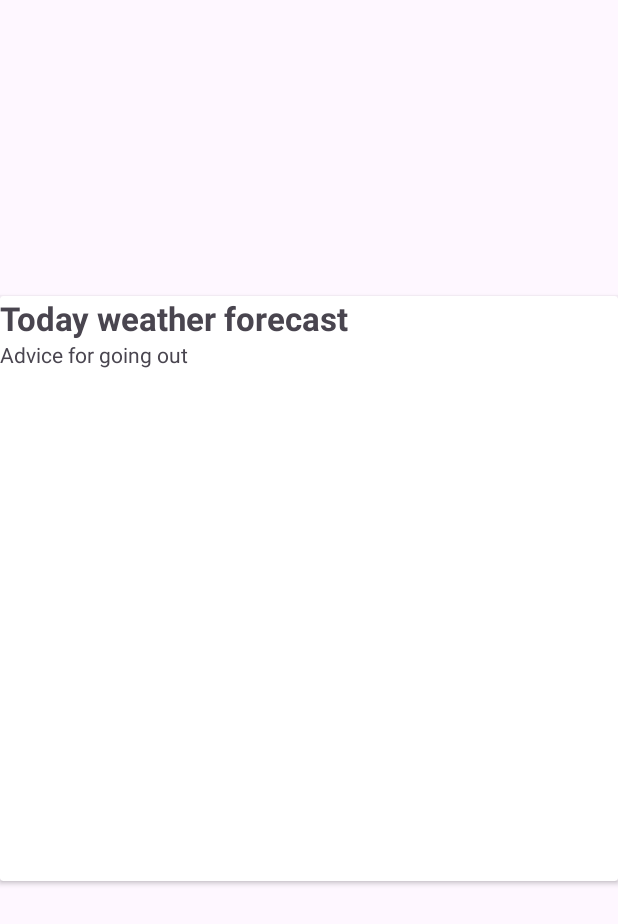
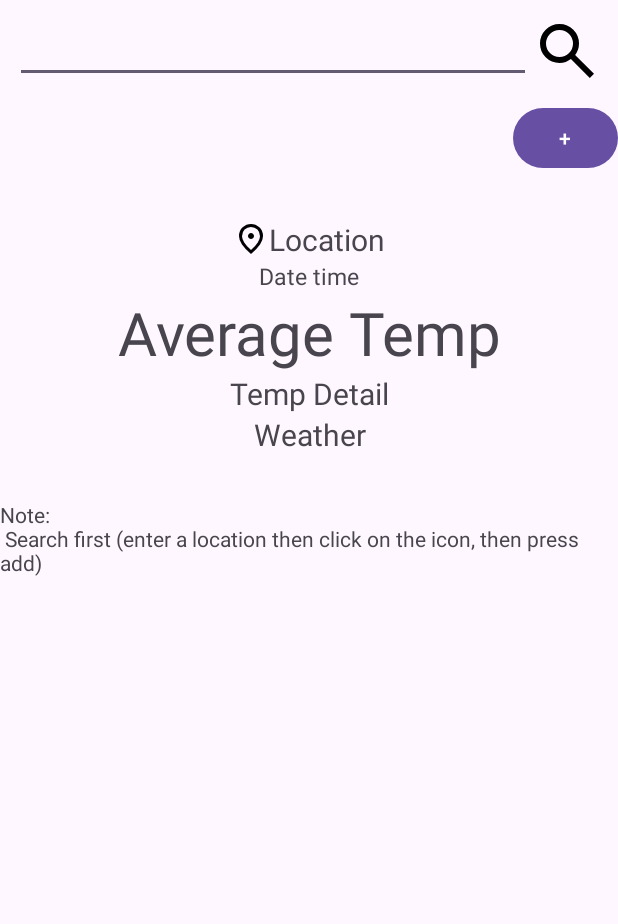
Before and after one commit to LapisAquamarin/Weather_Project, an Android app: the screen it shows after launch (MainActivity before the commit, search_location after it), on a phone screen of 412 x 824 dp. Shown: the top 924 px of the screen. Run offline under Robolectric (Android 15) with nearby library versions, the phone set to English and light mode, and no system bars; our stand-ins replace Volley; network calls fail.

Commit message:
Basic search & save location

```diff
--- a/app/build.gradle
+++ b/app/build.gradle
@@ -29,7 +29,8 @@ android {
 }
 
 dependencies {
-
+    implementation 'com.google.code.gson:gson:2.8.9'
+    implementation 'org.apache.commons:commons-io:1.3.2'
     implementation 'androidx.appcompat:appcompat:1.6.1'
     implementation 'com.google.android.material:material:1.5.0'
     implementation 'androidx.constraintlayout:constraintlayout:2.1.4'
--- /dev/null
+++ b/app/src/main/java/com/mobile/weatherproject3/search_location.java
@@ -0,0 +1,288 @@
+package com.mobile.weatherproject3;
+
+import android.annotation.SuppressLint;
+import android.content.Intent;
+import android.os.Bundle;
+import android.view.View;
+import android.widget.Button;
+import android.widget.EditText;
+import android.widget.FrameLayout;
+import android.widget.ImageView;
+import android.widget.TextView;
+import android.widget.Toast;
+
+import androidx.appcompat.app.AppCompatActivity;
+
+import com.android.volley.Request;
+import com.android.volley.RequestQueue;
+import com.android.volley.Response;
+import com.android.volley.VolleyError;
+import com.android.volley.toolbox.StringRequest;
+import com.android.volley.toolbox.Volley;
+import com.mobile.weatherproject3.Control.MainActivity;
+import com.mobile.weatherproject3.Model.Weather;
+
+import org.json.JSONArray;
+import org.json.JSONException;
+import org.json.JSONObject;
+
+import java.io.BufferedReader;
+import java.io.BufferedWriter;
+import java.io.File;
+import java.io.FileInputStream;
+import java.io.FileOutputStream;
+import java.io.IOException;
+import java.io.InputStreamReader;
+import java.io.OutputStreamWriter;
+import java.util.ArrayList;
+
+public class search_location extends AppCompatActivity {
+
+    ImageView imgSearch;
+    EditText edtSearch;
+    TextView tvLocation_search, tvDateTime_search, tvAverageTemperature_search,
+            tvTemperatureDetail_search, tvWeather_search, tvTest;
+    FrameLayout fragmentSearch;
+    ArrayList<Weather> listWeather = new ArrayList<>();
+
+    ArrayList<String> lsSearchResult = new ArrayList<>();
+
+    String location = "Ho Chi Minh";
+
+    String fileName = "saved_locations.json";
+
+    private String url = "https://weather.visualcrossing" +
+            ".com/VisualCrossingWebServices/rest/services/timeline/" + location + "?unitGroup=metric" +
+            "&key=CFRUQ3SPBAF8YZFZM7NJ5MYWB&contentType=json";
+
+    Button btnSaveLocation;
+
+    @Override
+    protected void onCreate(Bundle savedInstanceState) {
+        super.onCreate(savedInstanceState);
+        setContentView(R.layout.activity_search_location);
+        addControls();
+        getDataWeather(url);
+        addEvents();
+    }
+    private void addControls(){
+        edtSearch = (EditText) findViewById(R.id.edtLocation);
+        tvLocation_search = (TextView) findViewById(R.id.tvLocation_search);
+        tvDateTime_search = (TextView) findViewById(R.id.tvDateTime_search);
+        tvAverageTemperature_search = (TextView) findViewById(R.id.tvAverageTemperature_search);
+        tvTemperatureDetail_search = (TextView) findViewById(R.id.tvTemperatureDetail_search);
+        tvWeather_search = (TextView) findViewById(R.id.tvWeather_search);
+        fragmentSearch = (FrameLayout) findViewById(R.id.fragmentSearch);
+        btnSaveLocation = (Button) findViewById(R.id.btnSaveLocation);
+        imgSearch = (ImageView) findViewById(R.id.imgSearch);
+        tvTest = (TextView) findViewById(R.id.tvTest);
+    }
+    private void addEvents(){
+        edtSearch.setOnFocusChangeListener(new View.OnFocusChangeListener() {
+            @Override
+            public void onFocusChange(View v, boolean hasFocus) {
+                if (hasFocus){
+                    Toast.makeText(getApplicationContext(), "Has focus",Toast.LENGTH_LONG).show();
+//                    LinearLayout.LayoutParams lp =
+//                            new LinearLayout.LayoutParams(LinearLayout.LayoutParams.MATCH_PARENT,
+//                                    500);
+//                    LayoutTransition layoutTransition = new LayoutTransition();
+//                    layoutTransition.setDuration(10000);
+//                    layoutTransition.setInterpolator(LayoutTransition.CHANGING,
+//                            new DecelerateInterpolator());
+//                    fragmentSearch.setLayoutTransition(layoutTransition);
+//                    fragmentSearch.setLayoutParams(lp);
+
+
+                } else {
+//                    LinearLayout.LayoutParams lp =
+//                            new LinearLayout.LayoutParams(LinearLayout.LayoutParams.MATCH_PARENT,
+//                                    0);
+//                    LayoutTransition layoutTransition = new LayoutTransition();
+//                    layoutTransition.setDuration(10000);
+//                    layoutTransition.setInterpolator(LayoutTransition.CHANGING,
+//                            new DecelerateInterpolator());
+//                    fragmentSearch.setLayoutTransition(layoutTransition);
+//                    fragmentSearch.setLayoutParams(lp);
+                    Toast.makeText(getApplicationContext(), "Lost focus",Toast.LENGTH_LONG).show();
+                }
+            }
+        });
+
+
+        imgSearch.setOnClickListener(new View.OnClickListener() {
+            @Override
+            public void onClick(View v) {
+
+                location = edtSearch.getText().toString();
+                url = "https://weather.visualcrossing" +
+                        ".com/VisualCrossingWebServices/rest/services/timeline/" + location + "?unitGroup=metric" +
+                        "&key=CFRUQ3SPBAF8YZFZM7NJ5MYWB&contentType=json";
+                getDataWeather(url);
+
+                edtSearch.clearFocus();
+
+//                String search_url = "https://api.locationiq.com/v1/autocomplete?key=pk" +
+//                        ".fb0180fcdfefb85427c278082fb48a28&q=" + location + "&limit=5";
+//                getSearchResult(search_url);
+//                loadFragment(new fragment_search());
+            }
+        });
+
+        btnSaveLocation.setOnClickListener(new View.OnClickListener() {
+            @Override
+            public void onClick(View v) {
+                addToFile(tvLocation_search.getText().toString());
+                Intent intent = new Intent(search_location.this, MainActivity.class);
+
+                intent.putExtra("location", edtSearch.getText());
+                startActivity(intent);
+                Toast.makeText(getApplicationContext(),
+                        "Location saved: " + tvLocation_search.getText().toString(),
+                        Toast.LENGTH_LONG).show();
+            }
+        });
+    }
+
+//    public void getSearchResult(String url) {
+//        RequestQueue requestQueue = Volley.newRequestQueue(search_location.this);
+//        StringRequest stringRequest = new StringRequest(Request.Method.GET, url, new Response.Listener<String>() {
+//            @Override
+//            public void onResponse(String response) {
+//                try {
+//                    parseJsonSearchData(response);
+//                } catch (JSONException e) {
+//                    throw new RuntimeException(e);
+//                }
+//            }
+//        }, new Response.ErrorListener() {
+//            @Override
+//            public void onErrorResponse(VolleyError error){
+//                Toast.makeText(search_location.this, "Error", Toast.LENGTH_LONG).show();
+//            }
+//        });
+//        requestQueue.add(stringRequest);
+//    }
+
+    public void getDataWeather(String url)
+    {
+        RequestQueue requestQueue = Volley.newRequestQueue(search_location.this);
+        StringRequest stringRequest = new StringRequest(Request.Method.GET, url, new Response.Listener<String>() {
+            @Override
+            public void onResponse(String response) {
+                try {
+                    parseJsonData(response);
+                } catch (JSONException e) {
+                    throw new RuntimeException(e);
+                }
+            }
+        }, new Response.ErrorListener() {
+            @Override
+            public void onErrorResponse(VolleyError error) {
+                Toast.makeText(search_location.this, "Error", Toast.LENGTH_LONG).show();
+            }
+        });
+        requestQueue.add(stringRequest);
+    }
+
+    @SuppressLint("SetTextI18n")
+    public void parseJsonData(String response) throws JSONException {
+        JSONObject weatherObject = new JSONObject(response);
+        Object weatherDays = weatherObject.get("days");
+        JSONArray daysArray = (JSONArray) weatherDays;
+        JSONObject weatherToday = daysArray.getJSONObject(0);
+        Weather weather = new Weather();
+        String cityName = weatherObject.getString("address");
+
+        weather.setCityName(cityName);
+        weather.setWeather(weatherToday.getString("conditions"));
+        weather.setTempature(weatherToday.getString("temp"));
+        listWeather.add(weather);
+
+        tvLocation_search.setText(cityName);
+        tvDateTime_search.setText(weatherToday.getString("datetime"));
+        tvAverageTemperature_search.setText(weatherToday.getString("temp"));
+        tvTemperatureDetail_search.setText(weatherToday.getString("tempmin") + " - " + weatherToday.getString("tempmax"));
+        tvWeather_search.setText(weatherToday.getString("conditions"));
+
+    }
+
+
+    public void writeToFile(JSONArray jsonArray) {
+        File file = new File(this.getFilesDir(), fileName);
+        try {
+            FileOutputStream fileOutputStream = new FileOutputStream(file);
+            BufferedWriter bufferedWriter = new BufferedWriter(new OutputStreamWriter(fileOutputStream));
+            bufferedWriter.write(jsonArray.toString());
+            bufferedWriter.close();
+        } catch (IOException e) {
+            e.printStackTrace();
+        }
+    }
+
+    public JSONArray readFromFile() {
+        File file = new File(this.getFilesDir(), fileName);
+        if (!file.exists()) {
+            try {
+                //JSON file created at /data/user/0/com.mobile.weatherproject3/files/saved_locations.json
+                file.createNewFile();
+            } catch (IOException e) {
+                e.printStackTrace();
+            }
+        }
+        try {
+            FileInputStream fileInputStream = new FileInputStream(file);
+            BufferedReader bufferedReader = new BufferedReader(new InputStreamReader(fileInputStream));
+            StringBuilder stringBuilder = new StringBuilder();
+            String line;
+            while ((line = bufferedReader.readLine()) != null) {
+                stringBuilder.append(line);
+            }
+            bufferedReader.close();
+            return new JSONArray(stringBuilder.toString());
+        } catch (IOException | JSONException e) {
+            e.printStackTrace();
+        }
+        return null;
+    }
+
+    public void addToFile(String obj) {
+        JSONArray jsonArray = readFromFile();
+        if (jsonArray == null) {
+            jsonArray = new JSONArray();
+        }
+        jsonArray.put(obj);
+        writeToFile(jsonArray);
+    }
+
+
+//    public void parseJsonSearchData(String response) throws JSONException {
+//        JSONObject searchObj = new JSONObject(response);
+//        JSONArray searchArray = new JSONArray(response);
+//        Log.d("JSONArray", "" + searchArray);
+//
+//        for (int i = 0;i < searchArray.length(); i++){
+//            JSONObject obj = searchArray.getJSONObject(i);
+//            Log.d("display_name", "" + obj.getString("display_name"));
+//            if (!lsSearchResult.contains(obj.getString("display_name"))){
+//                lsSearchResult.add(obj.getString("display_name"));
+//            }
+//        }
+//        Log.d("List location", "" + lsSearchResult);
+//        Bundle bundle = new Bundle();
+//        bundle.putStringArrayList("search_result", lsSearchResult);
+//        fragment_search frgObj = new fragment_search();
+//        frgObj.setArguments(bundle);
+//        FragmentManager fm = getSupportFragmentManager();
+//        FragmentTransaction ft = fm.beginTransaction();
+//        ft.replace(R.id.fragmentSearch, new fragment_search());
+//        ft.commit();
+//    }
+
+//    public void loadFragment(Fragment fragment){
+//        FragmentManager fm = getSupportFragmentManager();
+//        FragmentTransaction ft = fm.beginTransaction();
+//        ft.replace(R.id.fragmentSearch, fragment);
+//        ft.commit();
+//    }
+}
--- /dev/null
+++ b/app/src/main/res/drawable/location_24px.xml
@@ -0,0 +1,9 @@
+<vector xmlns:android="http://schemas.android.com/apk/res/android"
+    android:width="24dp"
+    android:height="24dp"
+    android:viewportWidth="960"
+    android:viewportHeight="960">
+  <path
+      android:fillColor="#FF000000"
+      android:pathData="M480,480q33,0 56.5,-23.5T560,400q0,-33 -23.5,-56.5T480,320q-33,0 -56.5,23.5T400,400q0,33 23.5,56.5T480,480ZM480,774q122,-112 181,-203.5T720,408q0,-109 -69.5,-178.5T480,160q-101,0 -170.5,69.5T240,408q0,71 59,162.5T480,774ZM480,880Q319,743 239.5,625.5T160,408q0,-150 96.5,-239T480,80q127,0 223.5,89T800,408q0,100 -79.5,217.5T480,880ZM480,400Z"/>
+</vector>
--- /dev/null
+++ b/app/src/main/res/drawable/search_24px.xml
@@ -0,0 +1,9 @@
+<vector xmlns:android="http://schemas.android.com/apk/res/android"
+    android:width="24dp"
+    android:height="24dp"
+    android:viewportWidth="960"
+    android:viewportHeight="960">
+  <path
+      android:fillColor="#FF000000"
+      android:pathData="M784,840 L532,588q-30,24 -69,38t-83,14q-109,0 -184.5,-75.5T120,380q0,-109 75.5,-184.5T380,120q109,0 184.5,75.5T640,380q0,44 -14,83t-38,69l252,252 -56,56ZM380,560q75,0 127.5,-52.5T560,380q0,-75 -52.5,-127.5T380,200q-75,0 -127.5,52.5T200,380q0,75 52.5,127.5T380,560Z"/>
+</vector>
--- /dev/null
+++ b/app/src/main/res/layout/activity_search_location.xml
@@ -0,0 +1,115 @@
+<?xml version="1.0" encoding="utf-8"?>
+<LinearLayout xmlns:android="http://schemas.android.com/apk/res/android"
+    xmlns:app="http://schemas.android.com/apk/res-auto"
+    xmlns:tools="http://schemas.android.com/tools"
+    android:layout_width="match_parent"
+    android:layout_height="match_parent"
+    android:orientation="vertical"
+    tools:context=".search_location">
+
+    <LinearLayout
+        android:layout_width="match_parent"
+        android:layout_height="wrap_content"
+        android:orientation="horizontal"
+        android:padding="10dp">
+
+        <EditText
+            android:id="@+id/edtLocation"
+            android:layout_width="wrap_content"
+            android:layout_height="wrap_content"
+            android:layout_weight="1"
+            android:ems="10"
+            android:inputType="text"
+            android:autofillHints="Location" />
+
+        <ImageView
+            android:id="@+id/imgSearch"
+            android:layout_width="72px"
+            android:layout_height="72px"
+            android:layout_gravity="center_vertical"
+            app:srcCompat="@drawable/search_24px" />
+
+    </LinearLayout>
+
+    <FrameLayout
+        android:id="@+id/fragmentSearch"
+        android:layout_width="match_parent"
+        android:layout_height="0dp" >
+
+    </FrameLayout>
+
+    <Button
+        android:id="@+id/btnSaveLocation"
+        android:layout_width="70dp"
+        android:layout_height="wrap_content"
+        android:layout_gravity="end"
+        android:text="+" />
+
+    <LinearLayout
+        android:layout_width="match_parent"
+        android:layout_height="wrap_content"
+        android:padding="30dp"
+        android:orientation="vertical">
+
+        <LinearLayout
+            android:layout_width="match_parent"
+            android:layout_height="wrap_content"
+            android:orientation="horizontal"
+            android:gravity="center_horizontal">
+
+            <ImageView
+                android:id="@+id/imgLocation"
+                android:layout_width="wrap_content"
+                android:layout_height="wrap_content"
+                android:layout_gravity="center_vertical"
+                app:srcCompat="@drawable/location_24px" />
+
+            <TextView
+                android:id="@+id/tvLocation_search"
+                android:layout_width="wrap_content"
+                android:layout_height="wrap_content"
+                android:text="Location"
+                android:textSize="20dp"
+                android:layout_gravity="center_vertical"/>
+        </LinearLayout>
+
+        <TextView
+            android:id="@+id/tvDateTime_search"
+            android:layout_width="match_parent"
+            android:layout_height="wrap_content"
+            android:textAlignment="center"
+            android:textSize="15dp"
+            android:text="Date time" />
+
+        <TextView
+            android:id="@+id/tvAverageTemperature_search"
+            android:layout_width="match_parent"
+            android:layout_height="wrap_content"
+            android:textAlignment="center"
+            android:textSize="40dp"
+            android:text="Average Temp" />
+
+        <TextView
+            android:id="@+id/tvTemperatureDetail_search"
+            android:layout_width="match_parent"
+            android:layout_height="wrap_content"
+            android:textAlignment="center"
+            android:textSize="20dp"
+            android:text="Temp Detail" />
+
+        <TextView
+            android:id="@+id/tvWeather_search"
+            android:layout_width="match_parent"
+            android:layout_height="wrap_content"
+            android:textAlignment="center"
+            android:textSize="20dp"
+            android:text="Weather" />
+    </LinearLayout>
+
+    <TextView
+        android:id="@+id/tvTest"
+        android:layout_width="match_parent"
+        android:layout_height="wrap_content"
+        android:text="Note: \n Search first (enter a location then click on the icon, then press add)" />
+
+</LinearLayout>
--- /dev/null
+++ b/app/src/main/res/raw/saved_location.json
@@ -0,0 +1,3 @@
+[
+
+]
--- a/app/src/main/res/values/strings.xml
+++ b/app/src/main/res/values/strings.xml
@@ -1,3 +1,5 @@
 <resources>
     <string name="app_name">WeatherProject3</string>
+    <!-- TODO: Remove or change this placeholder text -->
+    <string name="hello_blank_fragment">Hello blank fragment</string>
 </resources>
```
Also changed, not shown: app/src/main/AndroidManifest.xml (+8 -0 lines), app/src/main/java/com/mobile/weatherproject3/Control/MainActivity.java (+27 -6 lines), app/src/main/java/com/mobile/weatherproject3/fragment_search.java (added, +79 -0 lines), app/src/main/res/layout/fragment_search.xml (added, +12 -0 lines).
